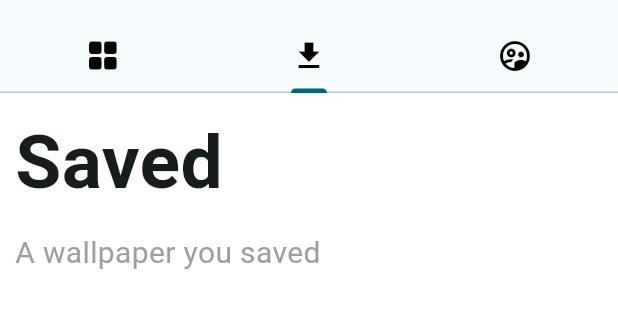
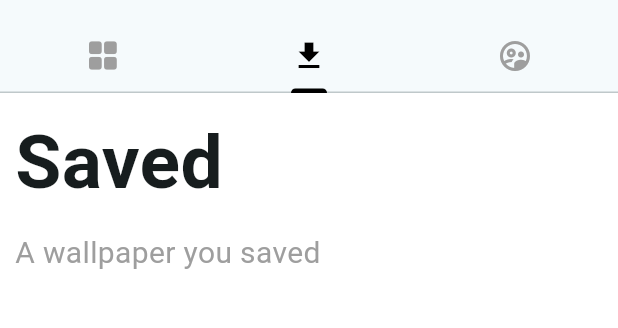
Before and after one commit to Thiago-LM/haven_app, a Flutter app: the screen it shows after launch, tab 2 chosen, on a phone screen of 412 x 824 dp, the part 63-391 px from its top. Run offline on Flutter 3.47's test engine with Material 2 defaults, Android fonts, the phone set to English and light mode, and no system bars; our stand-ins replace cached_network_image, equatable, flutter_bloc, hydrated_bloc; generated files the repository leaves out were written again; network calls fail; statements that could not run were skipped.

Commit message:
Corrected TabBar colors, HomePage widget tree and wallpaperSearch request.

```diff
--- a/lib/home/cubit/home_cubit.dart
+++ b/lib/home/cubit/home_cubit.dart
@@ -13,6 +13,7 @@ class HomeCubit extends HydratedCubit<HomeState> {
   final WallhavenRepository _wallhavenRepository;
 
   Future<void> fetchWallpaper() async {
+    if (state.status != HomeStatus.success) {
       emit(state.copyWith(status: HomeStatus.loading));
 
       try {
@@ -29,6 +30,9 @@ class HomeCubit extends HydratedCubit<HomeState> {
         emit(state.copyWith(status: HomeStatus.failure));
       }
     }
+  }
+
+  void updateStatus(HomeStatus status) => emit(state.copyWith(status: status));
 
   @override
   HomeState fromJson(Map<String, dynamic> json) => HomeState.fromJson(json);
--- a/lib/tab_bar_navigation/view/tab_bar_navigation_page.dart
+++ b/lib/tab_bar_navigation/view/tab_bar_navigation_page.dart
@@ -23,25 +23,13 @@ class TabBarNavigationView extends StatelessWidget {
         appBar: AppBar(
           title: const Text('Haven'),
           bottom: const TabBar(
+            labelColor: Colors.black,
+            indicatorColor: Colors.black,
+            unselectedLabelColor: Colors.grey,
             tabs: <Widget>[
-              Tab(
-                icon: Icon(
-                  CupertinoIcons.square_grid_2x2_fill,
-                  color: Colors.black,
-                ),
-              ),
-              Tab(
-                icon: Icon(
-                  Icons.download,
-                  color: Colors.black,
-                ),
-              ),
-              Tab(
-                icon: Icon(
-                  Icons.supervised_user_circle_outlined,
-                  color: Colors.black,
-                ),
-              ),
+              Tab(icon: Icon(CupertinoIcons.square_grid_2x2_fill)),
+              Tab(icon: Icon(Icons.download)),
+              Tab(icon: Icon(Icons.supervised_user_circle_outlined)),
             ],
           ),
         ),
--- a/lib/wallhaven/api/wallhaven_api_client.dart
+++ b/lib/wallhaven/api/wallhaven_api_client.dart
@@ -38,7 +38,8 @@ class WallhavenApiClient {
 
   /// Finds a [Wallpaper] `/search?sorting=toplist`.
   Future<WallpaperList> wallpaperSearch() async {
-    final request = Uri.https(_baseUrl, '/api/v1/search', {'sort': 'toplist'});
+    final request =
+        Uri.https(_baseUrl, '/api/v1/search', {'sorting': 'toplist'});
 
     final response = await _httpClient.get(request);
 
```
Also changed, not shown: lib/home/view/home_page.dart (+13 -13 lines). Lines whose indentation alone changed are shown as unchanged.
